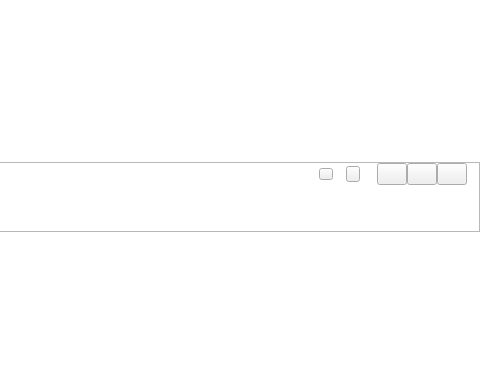
Qt form src/NetDisk/mainwidget.ui (birdman1992/NetDisk) before a commit; both pictures show x 480 to 960 and y 0 to 371 of the 960 by 648 pixel window.
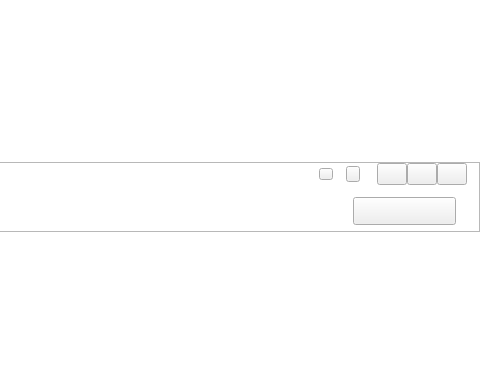
The same form after that commit. Icons and pictures are not drawn.

What changed in the file:
```diff
--- a/src/NetDisk/mainwidget.ui
+++ b/src/NetDisk/mainwidget.ui
@@ -368,7 +368,7 @@
            </spacer>
           </item>
           <item>
-           <layout class="QHBoxLayout" name="horizontalLayout_2" stretch="4,9,1">
+           <layout class="QHBoxLayout" name="horizontalLayout_2" stretch="3,9,2">
             <property name="spacing">
              <number>0</number>
             </property>
@@ -386,11 +386,17 @@
              </spacer>
             </item>
             <item>
-             <widget class="QLabel" name="label">
-              <property name="maximumSize">
+             <widget class="QPushButton" name="translist">
+              <property name="sizePolicy">
+               <sizepolicy hsizetype="Minimum" vsizetype="Maximum">
+                <horstretch>0</horstretch>
+                <verstretch>0</verstretch>
+               </sizepolicy>
+              </property>
+              <property name="minimumSize">
                <size>
-                <width>98</width>
-                <height>27</height>
+                <width>40</width>
+                <height>28</height>
                </size>
               </property>
               <property name="styleSheet">
@@ -399,6 +405,9 @@
               <property name="text">
                <string/>
               </property>
+              <property name="checkable">
+               <bool>true</bool>
+              </property>
              </widget>
             </item>
             <item>
```
